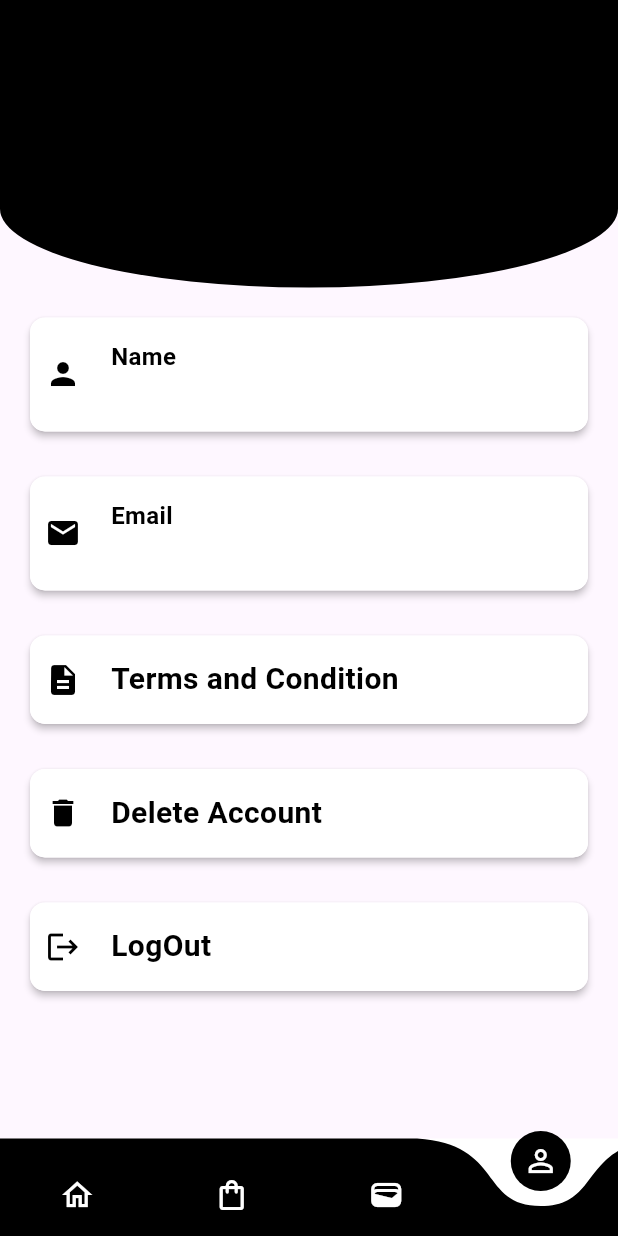
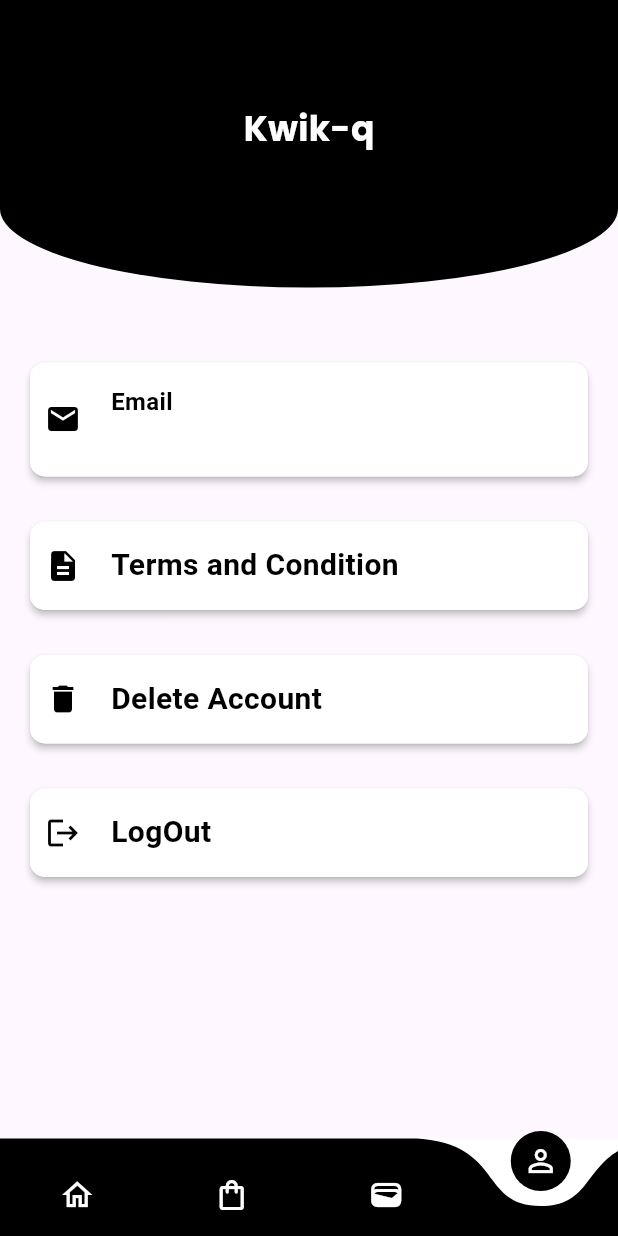
Before and after one commit to Sahil-ongit/kwikq_app, a Flutter app: the screen it shows once a user with an empty profile is signed in, item 4 of the bottom bar chosen, on a phone screen of 412 x 824 dp. Run offline on Flutter 3.47's test engine with Material 3 defaults, Android fonts, the phone set to English and light mode, and no system bars; drawn by our look-alikes of curved_navigation_bar; our stand-ins replace cloud_firestore, firebase_auth, firebase_core, firebase_storage, get, google_fonts and 3 more; missing offline and left inert: razorpay_flutter; accounts and stored records are empty.

Commit message:
sahil made change

```diff
--- a/kwikq_app/lib/admin/Add_food.dart
+++ b/kwikq_app/lib/admin/Add_food.dart
@@ -65,6 +65,7 @@ class _AddFoodState extends State<AddFood> {
 
       // Create a map containing the item details
       Map<String, dynamic> addItem = {
+        "Id":addId,
         "Image": downloadUrl,
         "Name": namecontroller.text,
         "Price": pricecontroller.text,
--- a/kwikq_app/lib/pages/Profile.dart
+++ b/kwikq_app/lib/pages/Profile.dart
@@ -67,7 +67,7 @@ class _ProfileState extends State<Profile> {
                     mainAxisAlignment: MainAxisAlignment.center,
                     children: [
                       Text(
-                        name!,
+                        "Kwik-q",
                         style: TextStyle(
                             color: Colors.white,
                             fontSize: 23.0,
@@ -82,52 +82,7 @@ class _ProfileState extends State<Profile> {
             SizedBox(
               height: 20.0,
             ),
-            Container(
-              margin: EdgeInsets.symmetric(horizontal: 20.0),
-              child: Material(
-                borderRadius: BorderRadius.circular(10),
-                elevation: 2.0,
-                child: Container(
-                  padding: EdgeInsets.symmetric(
-                    vertical: 15.0,
-                    horizontal: 10.0,
-                  ),
-                  decoration: BoxDecoration(
-                      color: Colors.white,
-                      borderRadius: BorderRadius.circular(10)),
-                  child: Row(
-                    children: [
-                      Icon(
-                        Icons.person,
-                        color: Colors.black,
-                      ),
-                      SizedBox(
-                        width: 20.0,
-                      ),
-                      Column(
-                        crossAxisAlignment: CrossAxisAlignment.start,
-                        children: [
-                          Text(
-                            "Name",
-                            style: TextStyle(
-                                color: Colors.black,
-                                fontSize: 16.0,
-                                fontWeight: FontWeight.w600),
-                          ),
-                          Text(
-                            name!,
-                            style: TextStyle(
-                                color: Colors.black,
-                                fontSize: 16.0,
-                                fontWeight: FontWeight.w600),
-                          )
-                        ],
-                      )
-                    ],
-                  ),
-                ),
-              ),
-            ),
+
             SizedBox(
               height: 30.0,
             ),
--- a/kwikq_app/lib/pages/home.dart
+++ b/kwikq_app/lib/pages/home.dart
@@ -50,6 +50,7 @@ class _HomeState extends State<Home> {
                           context,
                           MaterialPageRoute(
                             builder: (context) => Details(
+                                id: ds["Id"],
                                 detail: ds["Detail"],
                                 image: ds["Image"],
                                 name: ds["Name"],
@@ -62,7 +63,7 @@ class _HomeState extends State<Home> {
                         elevation: 5,
                         borderRadius: BorderRadius.circular(20),
                         child: Container(
-                          padding: EdgeInsets.all(5),
+                          padding: EdgeInsets.all(1),
                           child: SingleChildScrollView(
                             child: Row(
                               crossAxisAlignment: CrossAxisAlignment.start,
@@ -86,7 +87,8 @@ class _HomeState extends State<Home> {
                                           MediaQuery.of(context).size.width / 2,
                                       child: Text(ds["Name"],
                                           style: GoogleFonts.poppins(
-                                              fontSize: 20,
+                                              fontSize:  MediaQuery.of(context).size.width *
+                                                0.0500,
                                               fontWeight: FontWeight.bold)),
                                     ),
                                     Container(
--- /dev/null
+++ b/kwikq_app/lib/widgets/app_constants.dart
@@ -0,0 +1,2 @@
+String key_id ="rzp_test_TUV5Kd9YTRyDBt";
+String secretKey = "2HYZevoI8lUmFVGwg7bDYCoq";
```
Also changed, not shown: kwikq_app/lib/pages/Order.dart (+8 -10 lines), kwikq_app/lib/pages/details.dart (+6 -3 lines), kwikq_app/lib/pages/wallet.dart (+25 -6 lines), kwikq_app/lib/services/database.dart (+14 -0 lines).
